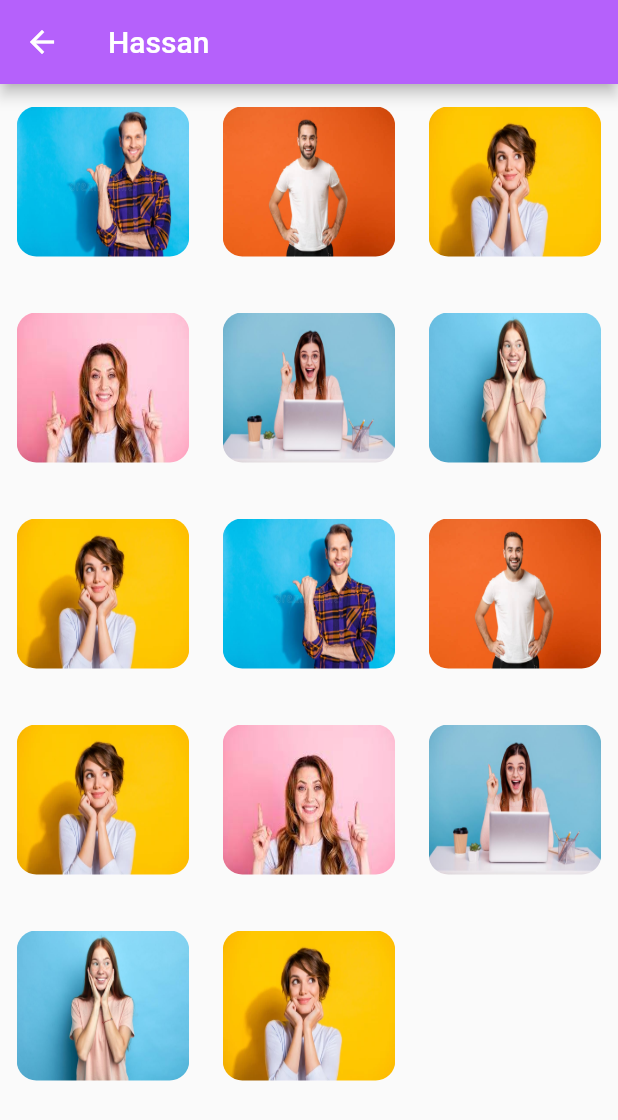
After one commit to ui-amnahanif/Photo_Gallery_Flutter, a Flutter app: the screen it shows after launch, after a tap on "Hassan", on a phone screen of 412 x 824 dp. The commit adds this screen. Shown: the top 1120 px of the screen. Run offline on Flutter 3.47's test engine with Material 2 defaults, Android fonts, the phone set to English and light mode, and no system bars; our stand-ins replace bottom_navy_bar.

Commit message:
add photo screen navigtor in albums screen

```diff
--- a/lib/Screens/albums.dart
+++ b/lib/Screens/albums.dart
@@ -2,6 +2,7 @@ import 'package:flutter/cupertino.dart';
 import 'package:flutter/material.dart';
 import 'package:photo_gallery/Models/albums.dart';
 import 'package:photo_gallery/Screens/camera.dart';
+import 'package:photo_gallery/Screens/photosScreen.dart';
 import 'package:photo_gallery/Screens/search.dart';
 import 'package:photo_gallery/Utilities/CustomWdigets/customalbum.dart';
 import 'package:photo_gallery/Utilities/CustomWdigets/custombutton.dart';
@@ -73,7 +74,13 @@ class _AlbummsScreenState extends State<AlbummsScreen>
         crossAxisCount: 3,
         children: [
           ...alist.map(
-            (e) => CustomAlbum(e.title, e.image, 85, 100),
+            (e) => GestureDetector(
+                onTap: () {
+                  Navigator.push(context, MaterialPageRoute(builder: (context) {
+                    return PhotoScreen(e.title);
+                  }));
+                },
+                child: CustomAlbum(e.title, e.image, 85, 100)),
           ),
           ...alist.map(
             (e) => CustomAlbum(e.title, e.image, 85, 100),
--- /dev/null
+++ b/lib/Screens/photosScreen.dart
@@ -0,0 +1,50 @@
+import 'package:flutter/material.dart';
+import 'package:flutter/src/widgets/container.dart';
+import 'package:flutter/src/widgets/framework.dart';
+import 'package:photo_gallery/Models/albums.dart';
+import 'package:photo_gallery/Utilities/Global/global.dart';
+
+import '../Utilities/CustomWdigets/customalbum.dart';
+
+class PhotoScreen extends StatefulWidget {
+  String albumTitle;
+  PhotoScreen(this.albumTitle);
+
+  @override
+  State<PhotoScreen> createState() => _PhotoScreenState();
+}
+
+class _PhotoScreenState extends State<PhotoScreen> {
+  List<Album> alist = [];
+  double? width;
+  double? height;
+  @override
+  void initState() {
+    // TODO: implement initState
+    alist = Album.getAlbums();
+    setState(() {});
+  }
+
+  Widget build(BuildContext context) {
+    height = MediaQuery.of(context).size.height;
+    width = MediaQuery.of(context).size.width;
+    return Scaffold(
+      appBar: AppBar(
+        title: Text(widget.albumTitle),
+        backgroundColor: primaryColor,
+      ),
+      body: GridView.count(
+        padding: EdgeInsets.only(top: 15),
+        crossAxisCount: 3,
+        children: [
+          ...alist.map(
+            (e) => CustomAlbum(null, e.image, 100, 115),
+          ),
+          ...alist.map(
+            (e) => CustomAlbum(null, e.image, 100, 115),
+          ),
+        ],
+      ),
+    );
+  }
+}
--- a/lib/Screens/search.dart
+++ b/lib/Screens/search.dart
@@ -68,7 +68,9 @@ class _SearchScreenState extends State<SearchScreen> {
           searchController,
         ),
         IconButton(
-          onPressed: () {},
+          onPressed: () {
+            // showDialog(context: context, builder: (context) {return Container()});
+          },
           icon: Icon(
             Icons.filter_alt,
             size: 40,
@@ -78,7 +80,12 @@ class _SearchScreenState extends State<SearchScreen> {
       ],
     );
   }
+// Future<void> showFilterDialog(BuildContext context)async{
+// return await showDialog(context: context, builder: (context){
 
+//   return Container();
+// });
+// }
   Widget getalbums() {
     return Container(
       //color: Colors.amber,
```
